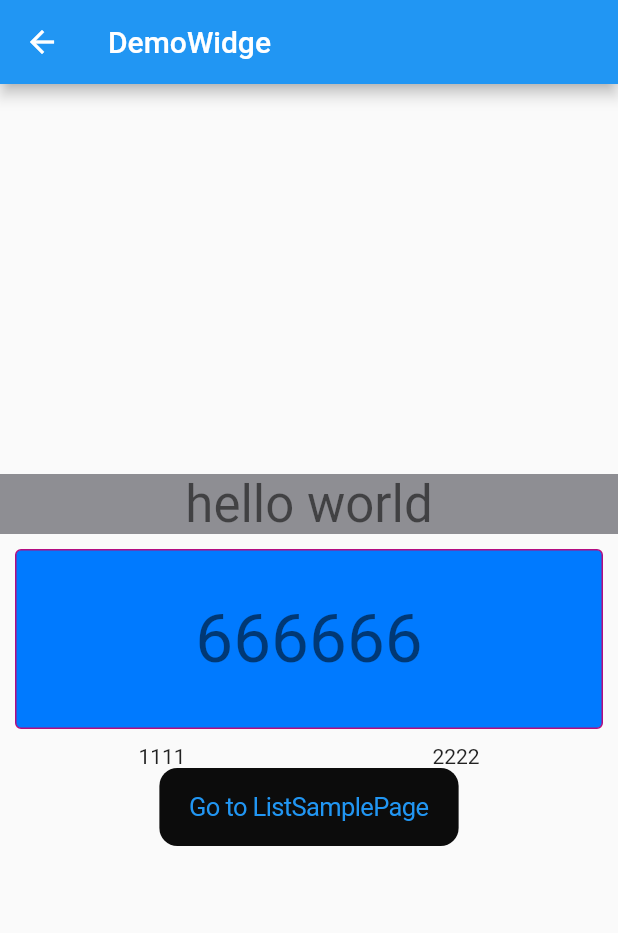
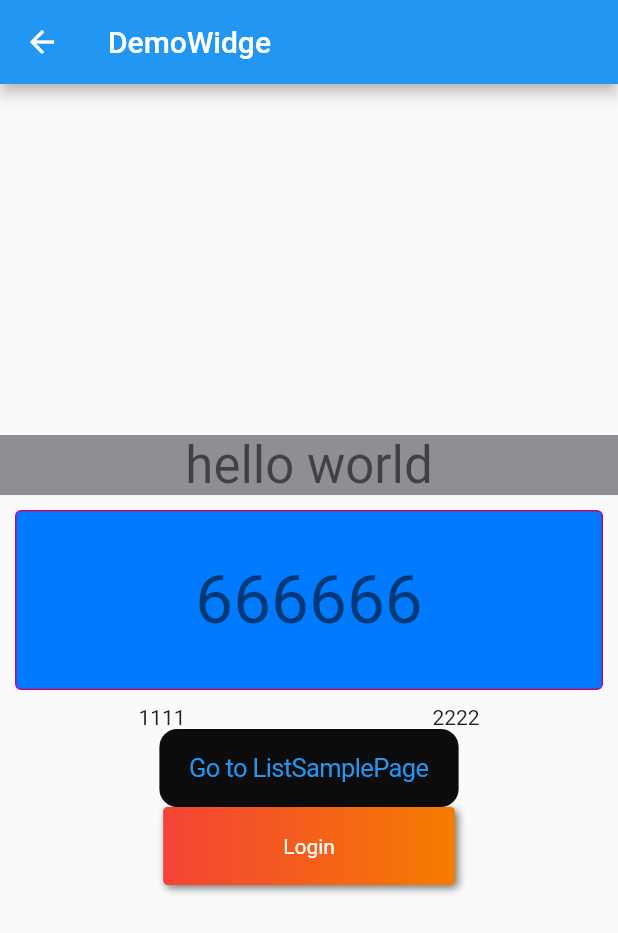
Before and after one commit to seasonZhu/FlutterInProject, a Flutter app: the DemoWidget screen opened directly, on a phone screen of 412 x 824 dp. Shown: the top 933 px of the screen. Run offline on Flutter 3.47's test engine with Material 2 defaults, Android fonts, the phone set to English and light mode, and no system bars; our stand-ins replace flutter_datetime_picker.

Commit message:
写了一些例子

```diff
--- a/my_flutter/lib/Study/DemoWidget.dart
+++ b/my_flutter/lib/Study/DemoWidget.dart
@@ -83,8 +83,38 @@ class DemoWidget extends StatelessWidget {
               );
             },
           ),
+        ),
+        Container(child: getCustomButton(),),
+      ],
+    );
+  }
+
+  /* 自定义按钮 */
+  Widget getCustomButton() {
+    return DecoratedBox(
+        decoration: BoxDecoration(
+            gradient:
+                LinearGradient(colors: [Colors.red, Colors.orange[700]]), //背景渐变
+            borderRadius: BorderRadius.circular(3.0), //3像素圆角
+            boxShadow: [
+              //阴影
+              BoxShadow(
+                  color: Colors.black54,
+                  offset: Offset(2.0, 2.0),
+                  blurRadius: 4.0)
+            ]),
+        child: Padding(
+            padding: EdgeInsets.symmetric(horizontal: 80.0, vertical: 18.0),
+            child: GestureDetector(
+              onTap: () {
+                print("点击事件");
+              },
+              child: Text(
+                "Login",
+                style: TextStyle(color: Colors.white),
+              ),
+            )
         )
-      ],
     );
   }
 }
```
Also changed, not shown: my_flutter/lib/Study/ListSamplePage.dart (+38 -0 lines).
